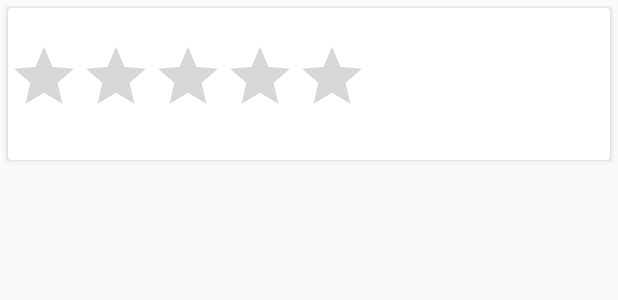
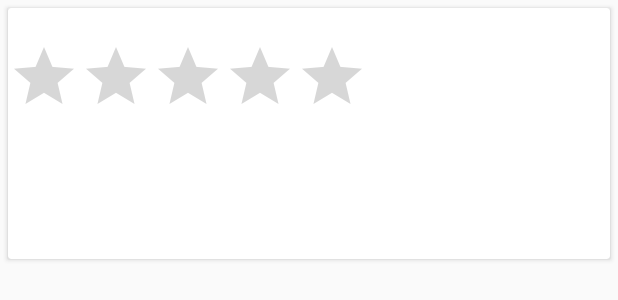
Before and after one commit to mathieulehan/MMM_TransMusicales, an Android app: the layout artist_item.xml on its own in the app's theme, with its tools: preview values and no code run, on a phone screen of 412 x 824 dp. Shown: the top 300 px of the screen. Run offline under Robolectric (Android 15) with nearby library versions, the phone set to English and light mode, and no system bars.

```diff
--- a/app/src/main/java/com/example/transmusicales/Artist.java
+++ b/app/src/main/java/com/example/transmusicales/Artist.java
@@ -87,7 +87,8 @@ public class Artist {
 
     public void setMark(float rating) {
         Fields f = this.getFields();
-        f.setMark(String.valueOf(rating));
+        float moy = (Float.parseFloat(this.getMark())*Float.parseFloat(this.getNbPersonne())+rating)/(Float.parseFloat(getNbPersonne())+1);
+        f.setMark(String.valueOf(moy));
         this.setFields(f);
     }
 
--- a/app/src/main/res/layout/artist_item.xml
+++ b/app/src/main/res/layout/artist_item.xml
@@ -15,12 +15,12 @@
     <LinearLayout
         android:id="@+id/list_root"
         android:layout_width="match_parent"
-        android:layout_height="wrap_content"
+        android:layout_height="match_parent"
         android:orientation="vertical">
 
         <TextView
             android:id="@+id/artiste_name"
-            android:layout_width="wrap_content"
+            android:layout_width="168dp"
             android:layout_height="wrap_content"
             android:layout_marginStart="3dp"
             android:fontFamily="sans-serif-medium"
@@ -28,20 +28,36 @@
             app:layout_constraintLeft_toRightOf="@id/list_root"
             app:layout_constraintTop_toTopOf="parent" />
 
+        <LinearLayout
+            android:layout_width="match_parent"
+            android:layout_height="match_parent"
+            android:orientation="horizontal">
+
             <RatingBar
                 android:id="@+id/mark"
                 android:layout_width="wrap_content"
                 android:layout_height="wrap_content"
                 android:layout_marginEnd="8dp"
-            android:text="0"
+                android:text="@string/mark"
                 android:textAppearance="@style/TextAppearance.AppCompat.Large"
                 app:layout_constraintBottom_toBottomOf="parent"
                 app:layout_constraintEnd_toStartOf="@+id/imageView"
                 app:layout_constraintTop_toTopOf="parent" />
 
             <TextView
+                android:id="@+id/avg"
+                android:layout_width="57dp"
+                android:layout_height="match_parent"
+                android:layout_marginStart="3dp"
+                android:fontFamily="sans-serif-medium"
+                android:textSize="16sp"
+                app:layout_constraintLeft_toRightOf="@id/list_root"
+                app:layout_constraintTop_toTopOf="parent" />
+        </LinearLayout>
+
+        <TextView
             android:id="@+id/premiere_salle"
-            android:layout_width="wrap_content"
+            android:layout_width="402dp"
             android:layout_height="wrap_content"
             android:layout_marginStart="3dp"
             android:fontFamily="sans-serif-medium"
@@ -49,33 +65,31 @@
             app:layout_constraintLeft_toRightOf="@id/artiste_name"
             app:layout_constraintTop_toTopOf="parent" />
 
+        <LinearLayout
+            android:layout_width="match_parent"
+            android:layout_height="66dp"
+            android:orientation="horizontal">
+
             <ImageView
                 android:id="@+id/deezer"
-            android:layout_width="67dp"
-            android:layout_height="70dp"
-            app:srcCompat="@mipmap/ic_launcher_foreground"
-            tools:visibility="gone"
+                android:layout_width="wrap_content"
+                android:layout_height="wrap_content"
                 android:clickable="true"
+                android:contentDescription="@string/deezer_album"
                 android:focusable="true"
-            android:contentDescription="Deezer album"
                 android:onClick="openDeezerAlbum"
                 android:tag=""
-            />
-
-        <LinearLayout
-            android:layout_width="match_parent"
-            android:layout_height="match_parent"
-            android:orientation="horizontal" />
+                app:srcCompat="@mipmap/ic_launcher_foreground"
+                tools:visibility="gone" />
 
             <ImageView
                 android:id="@+id/spotify"
-            android:layout_width="67dp"
-            android:layout_height="69dp"
+                android:layout_width="wrap_content"
+                android:layout_height="wrap_content"
                 android:adjustViewBounds="false"
-            android:background="#000000"
                 android:baselineAligned="true"
                 android:clickable="true"
-            android:contentDescription="Spotify album"
+                android:contentDescription="@string/spotify_album"
                 android:focusable="true"
                 android:onClick="openSpotifyAlbum"
                 android:tag=""
@@ -87,10 +101,9 @@
                 android:layout_width="67dp"
                 android:layout_height="69dp"
                 android:adjustViewBounds="false"
-            android:background="#000000"
                 android:baselineAligned="true"
                 android:clickable="true"
-            android:contentDescription="Google Maps"
+                android:contentDescription="@string/google_maps"
                 android:focusable="true"
                 android:onClick="openGoogleMaps"
                 android:tag=""
@@ -99,4 +112,6 @@
 
         </LinearLayout>
 
+    </LinearLayout>
+
 </androidx.cardview.widget.CardView>
--- a/app/src/main/res/values/strings.xml
+++ b/app/src/main/res/values/strings.xml
@@ -14,4 +14,8 @@
     <string name="menu_share">Share</string>
     <string name="menu_send">Send</string>
     <string name="menu_artists">Artistes</string>
+    <string name="deezer_album">Deezer album</string>
+    <string name="spotify_album">Spotify album</string>
+    <string name="google_maps">Google Maps</string>
+    <string name="mark">Mark</string>
 </resources>
```
Lines whose indentation alone changed are shown as unchanged.
